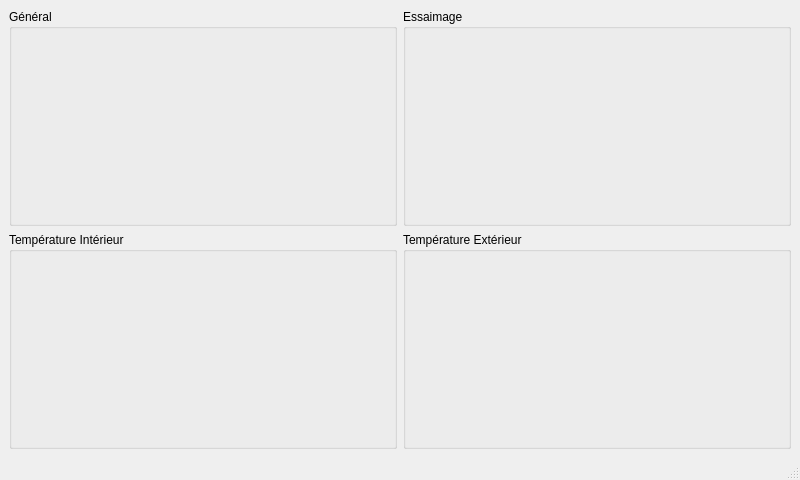
Before: the Qt Designer form mainwindow.ui in Melifox19/melivalise, drawn with Qt 5.
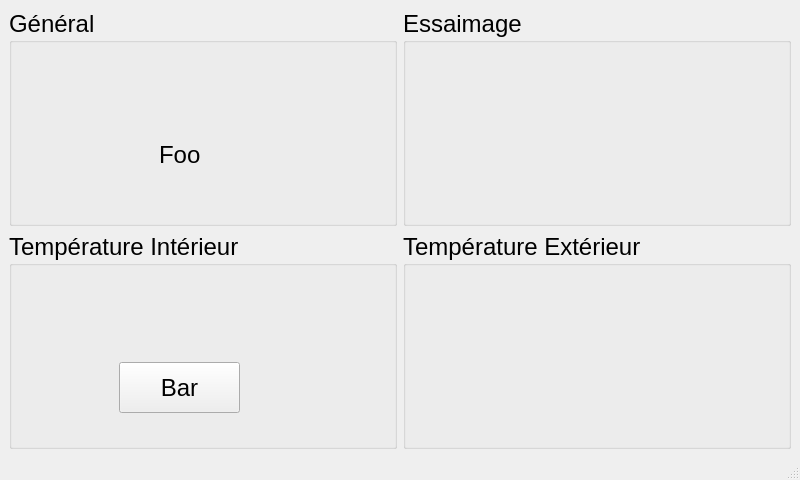
After: the same form once the commit is applied.

Commit message: Police des groupbox passée à 18pt

```diff
--- a/mainwindow.ui
+++ b/mainwindow.ui
@@ -16,28 +16,77 @@
   <widget class="QWidget" name="centralwidget">
    <layout class="QGridLayout" name="gridLayout">
     <item row="0" column="1">
-     <widget class="QGroupBox" name="groupBox">
+     <widget class="QGroupBox" name="gb_essaimage">
+      <property name="font">
+       <font>
+        <pointsize>18</pointsize>
+       </font>
+      </property>
       <property name="title">
        <string>Essaimage</string>
       </property>
      </widget>
     </item>
     <item row="0" column="0">
-     <widget class="QGroupBox" name="groupBox_2">
+     <widget class="QGroupBox" name="gb_general">
+      <property name="font">
+       <font>
+        <pointsize>18</pointsize>
+       </font>
+      </property>
       <property name="title">
        <string>Général</string>
       </property>
+      <widget class="QLabel" name="label">
+       <property name="geometry">
+        <rect>
+         <x>150</x>
+         <y>120</y>
+         <width>131</width>
+         <height>51</height>
+        </rect>
+       </property>
+       <property name="text">
+        <string>Foo</string>
+       </property>
+      </widget>
      </widget>
     </item>
     <item row="1" column="0">
-     <widget class="QGroupBox" name="groupBox_3">
+     <widget class="QGroupBox" name="gb_temperature_interieur">
+      <property name="font">
+       <font>
+        <pointsize>18</pointsize>
+       </font>
+      </property>
+      <property name="styleSheet">
+       <string notr="true"/>
+      </property>
       <property name="title">
        <string>Température Intérieur</string>
       </property>
+      <widget class="QPushButton" name="pushButton">
+       <property name="geometry">
+        <rect>
+         <x>110</x>
+         <y>130</y>
+         <width>121</width>
+         <height>51</height>
+        </rect>
+       </property>
+       <property name="text">
+        <string>Bar</string>
+       </property>
+      </widget>
      </widget>
     </item>
     <item row="1" column="1">
-     <widget class="QGroupBox" name="groupBox_4">
+     <widget class="QGroupBox" name="gb_temperature_exterieur">
+      <property name="font">
+       <font>
+        <pointsize>18</pointsize>
+       </font>
+      </property>
       <property name="title">
        <string>Température Extérieur</string>
       </property>
```
